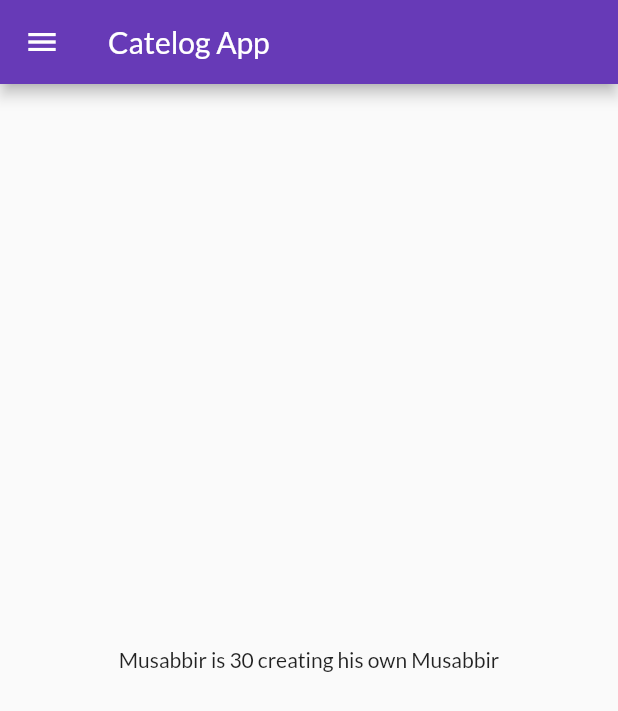
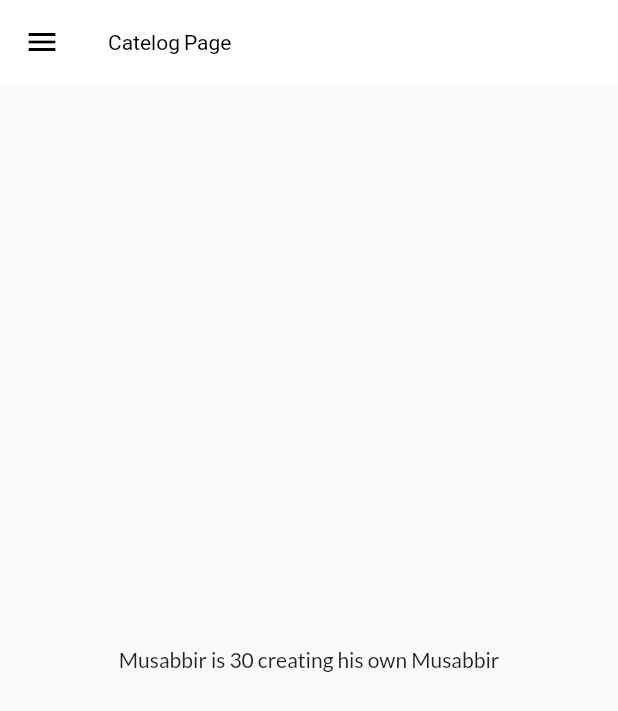
Before and after one commit to Musabbir2/Catelog_app, a Flutter app: the screen it shows after launch, on a phone screen of 412 x 824 dp. Shown: the top 711 px of the screen. Run offline on Flutter 3.47's test engine with Material 2 defaults, Android fonts, the phone set to English and light mode, and no system bars; our stand-ins replace google_fonts.

Commit message:
Day 8 completed

```diff
--- a/lib/main.dart
+++ b/lib/main.dart
@@ -3,33 +3,26 @@ import 'package:google_fonts/google_fonts.dart';
 import 'package:hello_android/pages/home_page.dart';
 import 'package:hello_android/pages/login_page.dart';
 import 'package:hello_android/utils/routes.dart';
+import 'package:hello_android/utils/app_theme.dart';
 
-void main(){
+void main() {
   runApp(FirstApp());
 }
 
-
 class FirstApp extends StatelessWidget {
-  // const FirstApp({Key? key}) : super(key: key);
 
   @override
   Widget build(BuildContext context) {
     return MaterialApp(
       debugShowCheckedModeBanner: false,
       themeMode: ThemeMode.light,
-      theme: ThemeData(
-        primarySwatch: Colors.deepPurple,
-        fontFamily: GoogleFonts.lato().fontFamily,
-        // primaryTextTheme: GoogleFonts.latoTextTheme(),
-      ),
-      darkTheme: ThemeData(
-        brightness: Brightness.dark,
-    ),
+      theme: AppTheme.getAppTheme(),
+      darkTheme: DarkTheme.getDartAppTheme(),
       initialRoute: MyRoutes.homeRoute,
       routes: {
-       '/': (context) =>  LoginPage(),
-       MyRoutes.homeRoute: (context) => HomePage(),
-       MyRoutes.loginRoute: (context) => LoginPage(),
+        '/': (context) => LoginPage(),
+        MyRoutes.homeRoute: (context) => HomePage(),
+        MyRoutes.loginRoute: (context) => LoginPage(),
       },
     );
   }
--- a/lib/pages/home_page.dart
+++ b/lib/pages/home_page.dart
@@ -1,19 +1,24 @@
 import 'package:flutter/material.dart';
 import 'package:hello_android/widget/drawer.dart';
-
+import 'package:hello_android/utils/app_theme.dart';
 
 
 class HomePage extends StatelessWidget {
   const HomePage({Key? key}) : super(key: key);
 
+
   @override
   Widget build(BuildContext context) {
     int days = 30;
     String name = "Musabbir";
+    String pageTitle = 'Home Page';
 
-    return Scaffold(
+    return  Scaffold(
         appBar: AppBar(
-        title: Text("Catelog App"),
+          backgroundColor: Colors.white,
+          title: Text('Catelog Page'),
+          titleTextStyle: TextStyle(color: Colors.black),
+          // Customize your app bar here
         ),
         body:Center(
           child: Container(
--- a/lib/pages/login_page.dart
+++ b/lib/pages/login_page.dart
@@ -85,7 +85,7 @@ class _LoginPageState extends State<LoginPage> {
                       validator: (value){
                         if(value!.isEmpty){
                           return "Password can not be null";
-                        } if(value!.length <6){
+                        } if(value.length <6){
                           return "Password length should be 6";
                         }
                         return null;
--- /dev/null
+++ b/lib/utils/app_theme.dart
@@ -0,0 +1,28 @@
+import 'package:flutter/material.dart';
+import 'package:google_fonts/google_fonts.dart';
+
+
+class AppTheme {
+  static ThemeData getAppTheme() {
+    return ThemeData(
+      primarySwatch: Colors.deepPurple,
+      fontFamily: GoogleFonts.lato().fontFamily,
+      appBarTheme: AppBarTheme(
+        // Customize your app bar here
+        color: Colors.deepPurple, // Example color
+        elevation: 0.0,
+        iconTheme: IconThemeData(color: Colors.black),
+        // Customize other app bar properties as needed
+      ),
+      // Add other theme properties as needed
+    );
+  }
+}
+
+class DarkTheme{
+  static ThemeData getDartAppTheme(){
+    return ThemeData(
+      brightness: Brightness.dark,
+    );
+  }
+}
--- a/lib/widget/drawer.dart
+++ b/lib/widget/drawer.dart
@@ -6,7 +6,7 @@ class MyDrawer extends StatelessWidget {
 
   @override
   Widget build(BuildContext context) {
-    final imageUrl = 'https://cdn.pixabay.com/photo/2017/12/11/15/34/lion-3012515_1280.jpg';
+    final imageUrl = 'https://scontent.fdac80-1.fna.fbcdn.net/v/t39.30808-6/343980783_919687945979018_734976960037748566_n.jpg?stp=cp6_dst-jpg&_nc_cat=104&ccb=1-7&_nc_sid=09cbfe&_nc_eui2=AeHIbAk3-A7U-MHWV3_vvuxUSABz55Ezma9IAHPnkTOZr96eKG-YjJuwqQcmgJM6cM1__YyYtttX8zu2GG4GeYDI&_nc_ohc=OQrBQkIZS_0AX92pTUm&_nc_ht=scontent.fdac80-1.fna&oh=00_AfBrFi9NEGoRtOFPUGSKepg7h94mt1J6pb9zmdvyBeTmUw&oe=64759069';
     return Drawer(
       child: Container(
         color: Colors.deepPurple,
```
Lines whose indentation alone changed are shown as unchanged.
